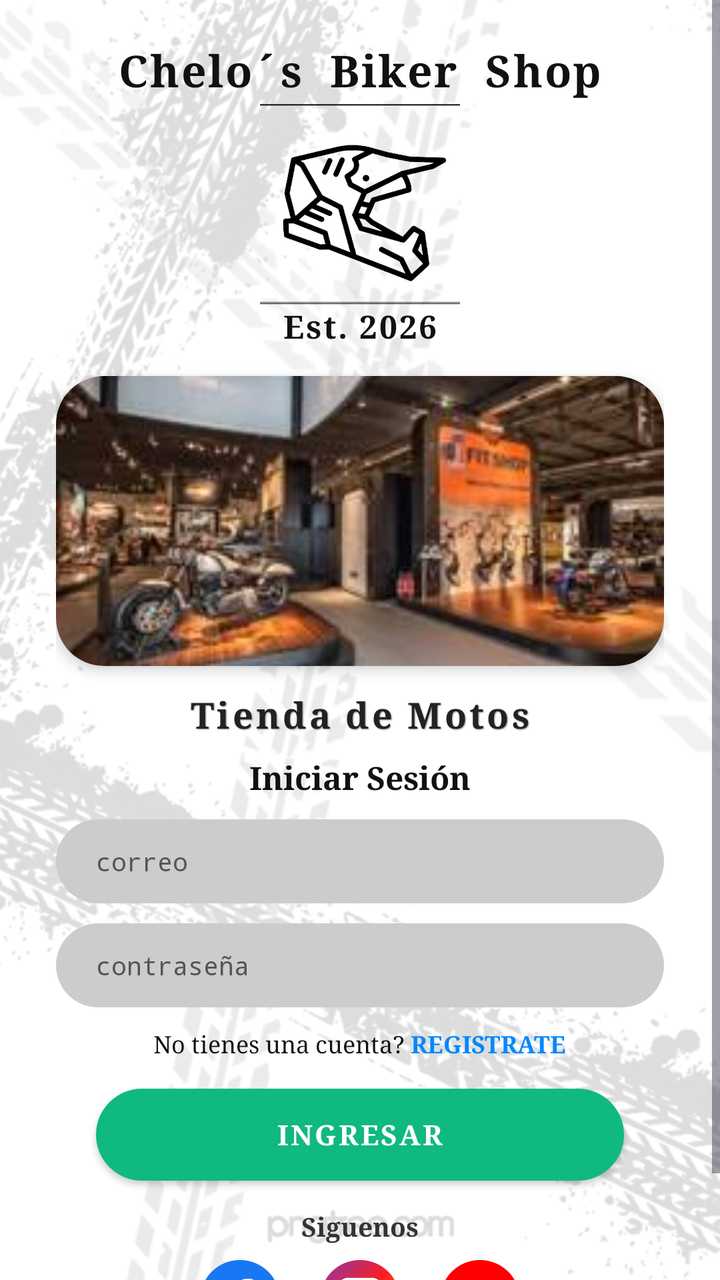
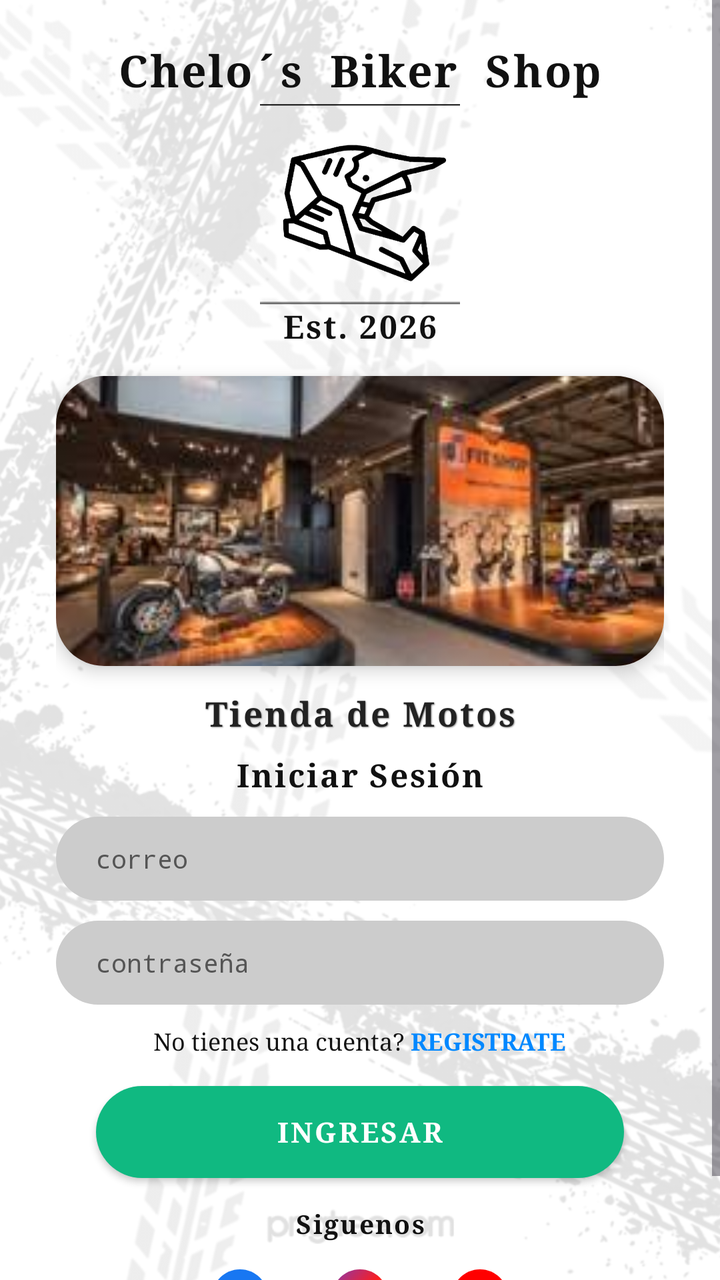

Compare the two renders of this Android layout. The source of the first and the diff that turns it into the second are given below.
<!-- AndroidManifest.xml: application theme Theme.MiAPPBiker -->
<!-- res/layout/activity_main.xml -->
<?xml version="1.0" encoding="utf-8"?>
<FrameLayout xmlns:android="http://schemas.android.com/apk/res/android"
    xmlns:app="http://schemas.android.com/apk/res-auto"
    xmlns:tools="http://schemas.android.com/tools"
    android:id="@+id/main"
    android:layout_width="match_parent"
    android:layout_height="match_parent"
    android:background="#FFFFFF"
    tools:context=".MainActivity">

    
    <ImageView
        android:id="@+id/iv_bg_watermark"
        android:layout_width="match_parent"
        android:layout_height="match_parent"
        android:alpha="0.14"
        android:scaleType="centerCrop"
        android:src="@drawable/bg_tire_tracks"
        android:contentDescription="Fondo Huellas de Neumáticos" />

    <ScrollView
        android:layout_width="match_parent"
        android:layout_height="match_parent"
        android:fillViewport="true">

        <androidx.constraintlayout.widget.ConstraintLayout
            android:layout_width="match_parent"
            android:layout_height="wrap_content"
            android:paddingHorizontal="28dp"
            android:paddingTop="20dp"
            android:paddingBottom="28dp">

            
            <LinearLayout
                android:id="@+id/ll_logo_container"
                android:layout_width="wrap_content"
                android:layout_height="wrap_content"
                android:gravity="center"
                android:orientation="vertical"
                app:layout_constraintEnd_toEndOf="parent"
                app:layout_constraintStart_toStartOf="parent"
                app:layout_constraintTop_toTopOf="parent">

                <TextView
                    android:id="@+id/tv_brand_arch"
                    android:layout_width="wrap_content"
                    android:layout_height="wrap_content"
                    android:fontFamily="serif"
                    android:letterSpacing="0.04"
                    android:text="Chelo´s  Biker  Shop"
                    android:textColor="#111111"
                    android:textSize="22sp"
                    android:textStyle="bold" />

                <ImageView
                    android:id="@+id/iv_helmet_logo"
                    android:layout_width="100dp"
                    android:layout_height="100dp"
                    android:layout_marginTop="2dp"
                    android:adjustViewBounds="true"
                    android:contentDescription="Chelo Biker Shop Logo"
                    android:scaleType="fitCenter"
                    android:src="@drawable/ic_helmet_logo" />

                <TextView
                    android:id="@+id/tv_brand_est"
                    android:layout_width="wrap_content"
                    android:layout_height="wrap_content"
                    android:fontFamily="serif"
                    android:letterSpacing="0.06"
                    android:text="Est. 2026"
                    android:textColor="#111111"
                    android:textSize="16sp"
                    android:textStyle="bold" />
            </LinearLayout>

            
            <androidx.cardview.widget.CardView
                android:id="@+id/card_store_banner"
                android:layout_width="0dp"
                android:layout_height="145dp"
                android:layout_marginTop="14dp"
                app:cardCornerRadius="24dp"
                app:cardElevation="4dp"
                app:layout_constraintEnd_toEndOf="parent"
                app:layout_constraintStart_toStartOf="parent"
                app:layout_constraintTop_toBottomOf="@id/ll_logo_container">

                <ImageView
                    android:id="@+id/iv_store_banner"
                    android:layout_width="match_parent"
                    android:layout_height="match_parent"
                    android:contentDescription="Tienda de Motos"
                    android:scaleType="centerCrop"
                    android:src="@drawable/img_store_banner" />
            </androidx.cardview.widget.CardView>

            
            <TextView
                android:id="@+id/tv_store_subtitle"
                android:layout_width="wrap_content"
                android:layout_height="wrap_content"
                android:layout_marginTop="12dp"
                android:fontFamily="serif"
                android:letterSpacing="0.08"
                android:shadowColor="#888888"
                android:shadowDx="1"
                android:shadowDy="1"
                android:shadowRadius="1"
                android:text="Tienda de Motos"
                android:textColor="#222222"
                android:textSize="18sp"
                android:textStyle="bold"
                app:layout_constraintEnd_toEndOf="parent"
                app:layout_constraintStart_toStartOf="parent"
                app:layout_constraintTop_toBottomOf="@id/card_store_banner" />

            
            <TextView
                android:id="@+id/tv_login_title"
                android:layout_width="wrap_content"
                android:layout_height="wrap_content"
                android:layout_marginTop="8dp"
                android:fontFamily="serif"
                android:text="Iniciar Sesión"
                android:textColor="#111111"
                android:textSize="16sp"
                android:textStyle="bold"
                app:layout_constraintEnd_toEndOf="parent"
                app:layout_constraintStart_toStartOf="parent"
                app:layout_constraintTop_toBottomOf="@id/tv_store_subtitle" />

            
            <EditText
                android:id="@+id/et_email"
                android:layout_width="0dp"
                android:layout_height="42dp"
                android:layout_marginTop="10dp"
                android:background="@drawable/bg_input_pill"
                android:fontFamily="monospace"
                android:hint="correo"
                android:inputType="textEmailAddress"
                android:paddingHorizontal="20dp"
                android:textColor="#111111"
                android:textColorHint="#555555"
                android:textSize="13sp"
                app:layout_constraintEnd_toEndOf="parent"
                app:layout_constraintStart_toStartOf="parent"
                app:layout_constraintTop_toBottomOf="@id/tv_login_title" />

            
            <EditText
                android:id="@+id/et_password"
                android:layout_width="0dp"
                android:layout_height="42dp"
                android:layout_marginTop="10dp"
                android:background="@drawable/bg_input_pill"
                android:fontFamily="monospace"
                android:hint="contraseña"
                android:inputType="textPassword"
                android:paddingHorizontal="20dp"
                android:textColor="#111111"
                android:textColorHint="#555555"
                android:textSize="13sp"
                app:layout_constraintEnd_toEndOf="parent"
                app:layout_constraintStart_toStartOf="parent"
                app:layout_constraintTop_toBottomOf="@id/et_email" />

            
            <LinearLayout
                android:id="@+id/ll_register_link"
                android:layout_width="wrap_content"
                android:layout_height="wrap_content"
                android:layout_marginTop="10dp"
                android:clickable="true"
                android:focusable="true"
                android:orientation="horizontal"
                app:layout_constraintEnd_toEndOf="parent"
                app:layout_constraintStart_toStartOf="parent"
                app:layout_constraintTop_toBottomOf="@id/et_password">

                <TextView
                    android:layout_width="wrap_content"
                    android:layout_height="wrap_content"
                    android:fontFamily="serif"
                    android:text="No tienes una cuenta? "
                    android:textColor="#111111"
                    android:textSize="12sp" />

                <TextView
                    android:id="@+id/tv_register_btn"
                    android:layout_width="wrap_content"
                    android:layout_height="wrap_content"
                    android:clickable="false"
                    android:fontFamily="serif"
                    android:text="REGISTRATE"
                    android:textColor="#0088FF"
                    android:textSize="12sp"
                    android:textStyle="bold" />
            </LinearLayout>

            
            <androidx.appcompat.widget.AppCompatButton
                android:id="@+id/btn_login_arrow"
                android:layout_width="0dp"
                android:layout_height="46dp"
                android:layout_marginTop="14dp"
                android:layout_marginHorizontal="20dp"
                android:background="@drawable/bg_green_btn"
                android:clickable="true"
                android:elevation="4dp"
                android:focusable="true"
                android:fontFamily="serif"
                android:letterSpacing="0.08"
                android:text="INGRESAR"
                android:textColor="#FFFFFF"
                android:textSize="14sp"
                android:textStyle="bold"
                app:layout_constraintEnd_toEndOf="parent"
                app:layout_constraintStart_toStartOf="parent"
                app:layout_constraintTop_toBottomOf="@id/ll_register_link" />

            
            <TextView
                android:id="@+id/tv_siguenos"
                android:layout_width="wrap_content"
                android:layout_height="wrap_content"
                android:layout_marginTop="14dp"
                android:fontFamily="serif"
                android:text="Siguenos"
                android:textColor="#333333"
                android:textSize="13sp"
                android:textStyle="bold"
                app:layout_constraintEnd_toEndOf="parent"
                app:layout_constraintStart_toStartOf="parent"
                app:layout_constraintTop_toBottomOf="@id/btn_login_arrow" />

            
            <LinearLayout
                android:id="@+id/ll_social_icons"
                android:layout_width="wrap_content"
                android:layout_height="wrap_content"
                android:layout_marginTop="8dp"
                android:gravity="center"
                android:orientation="horizontal"
                app:layout_constraintEnd_toEndOf="parent"
                app:layout_constraintStart_toStartOf="parent"
                app:layout_constraintTop_toBottomOf="@id/tv_siguenos">

                
                <ImageView
                    android:id="@+id/btn_social_fb"
                    android:layout_width="40dp"
                    android:layout_height="40dp"
                    android:layout_marginHorizontal="10dp"
                    android:background="?attr/selectableItemBackgroundBorderless"
                    android:clickable="true"
                    android:contentDescription="Facebook"
                    android:focusable="true"
                    android:src="@drawable/ic_social_fb" />

                
                <ImageView
                    android:id="@+id/btn_social_ig"
                    android:layout_width="40dp"
                    android:layout_height="40dp"
                    android:layout_marginHorizontal="10dp"
                    android:background="?attr/selectableItemBackgroundBorderless"
                    android:clickable="true"
                    android:contentDescription="Instagram"
                    android:focusable="true"
                    android:src="@drawable/ic_social_ig" />

                
                <ImageView
                    android:id="@+id/btn_social_yt"
                    android:layout_width="40dp"
                    android:layout_height="40dp"
                    android:layout_marginHorizontal="10dp"
                    android:background="?attr/selectableItemBackgroundBorderless"
                    android:clickable="true"
                    android:contentDescription="YouTube"
                    android:focusable="true"
                    android:src="@drawable/ic_social_yt" />
            </LinearLayout>

        </androidx.constraintlayout.widget.ConstraintLayout>
    </ScrollView>
</FrameLayout>
<!-- resources referenced by this layout -->
<resources>
  <style name="Theme.MiAPPBiker" parent="Base.Theme.MiAPPBiker" />
  <!-- unchanged entries left out for length: 9 -->
</resources>

<!-- the commit's change to res/layout/activity_main.xml (unified diff, before → after) -->
@@ -5,18 +5,13 @@
     android:id="@+id/main"
     android:layout_width="match_parent"
     android:layout_height="match_parent"
-    android:background="#FFFFFF"
+    android:background="@color/white"
     tools:context=".MainActivity">
 
     
     <ImageView
         android:id="@+id/iv_bg_watermark"
-        android:layout_width="match_parent"
-        android:layout_height="match_parent"
-        android:alpha="0.14"
-        android:scaleType="centerCrop"
-        android:src="@drawable/bg_tire_tracks"
-        android:contentDescription="Fondo Huellas de Neumáticos" />
+        style="@style/MarcaAguaFondo" />
 
     <ScrollView
         android:layout_width="match_parent"
@@ -43,14 +38,10 @@
 
                 <TextView
                     android:id="@+id/tv_brand_arch"
-                    android:layout_width="wrap_content"
-                    android:layout_height="wrap_content"
-                    android:fontFamily="serif"
-                    android:letterSpacing="0.04"
-                    android:text="Chelo´s  Biker  Shop"
-                    android:textColor="#111111"
-                    android:textSize="22sp"
-                    android:textStyle="bold" />
+                    style="@style/TextoTituloGrande"
+                    android:layout_width="wrap_content"
+                    android:layout_height="wrap_content"
+                    android:text="Chelo´s  Biker  Shop" />
 
                 <ImageView
                     android:id="@+id/iv_helmet_logo"
@@ -64,24 +55,20 @@
 
                 <TextView
                     android:id="@+id/tv_brand_est"
-                    android:layout_width="wrap_content"
-                    android:layout_height="wrap_content"
-                    android:fontFamily="serif"
-                    android:letterSpacing="0.06"
+                    style="@style/TextoTituloVintage"
+                    android:layout_width="wrap_content"
+                    android:layout_height="wrap_content"
                     android:text="Est. 2026"
-                    android:textColor="#111111"
-                    android:textSize="16sp"
-                    android:textStyle="bold" />
+                    android:textSize="16sp" />
             </LinearLayout>
 
             
             <androidx.cardview.widget.CardView
                 android:id="@+id/card_store_banner"
+                style="@style/TarjetaElevada"
                 android:layout_width="0dp"
                 android:layout_height="145dp"
                 android:layout_marginTop="14dp"
-                app:cardCornerRadius="24dp"
-                app:cardElevation="4dp"
                 app:layout_constraintEnd_toEndOf="parent"
                 app:layout_constraintStart_toStartOf="parent"
                 app:layout_constraintTop_toBottomOf="@id/ll_logo_container">
@@ -98,19 +85,11 @@
             
             <TextView
                 android:id="@+id/tv_store_subtitle"
+                style="@style/TextoSubtituloVintage"
                 android:layout_width="wrap_content"
                 android:layout_height="wrap_content"
                 android:layout_marginTop="12dp"
-                android:fontFamily="serif"
-                android:letterSpacing="0.08"
-                android:shadowColor="#888888"
-                android:shadowDx="1"
-                android:shadowDy="1"
-                android:shadowRadius="1"
                 android:text="Tienda de Motos"
-                android:textColor="#222222"
-                android:textSize="18sp"
-                android:textStyle="bold"
                 app:layout_constraintEnd_toEndOf="parent"
                 app:layout_constraintStart_toStartOf="parent"
                 app:layout_constraintTop_toBottomOf="@id/card_store_banner" />
@@ -118,14 +97,12 @@
             
             <TextView
                 android:id="@+id/tv_login_title"
+                style="@style/TextoEncabezadoSeccion"
                 android:layout_width="wrap_content"
                 android:layout_height="wrap_content"
                 android:layout_marginTop="8dp"
-                android:fontFamily="serif"
                 android:text="Iniciar Sesión"
-                android:textColor="#111111"
                 android:textSize="16sp"
-                android:textStyle="bold"
                 app:layout_constraintEnd_toEndOf="parent"
                 app:layout_constraintStart_toStartOf="parent"
                 app:layout_constraintTop_toBottomOf="@id/tv_store_subtitle" />
@@ -133,17 +110,11 @@
             
             <EditText
                 android:id="@+id/et_email"
-                android:layout_width="0dp"
-                android:layout_height="42dp"
+                style="@style/CampoTextoPill"
+                android:layout_width="0dp"
                 android:layout_marginTop="10dp"
-                android:background="@drawable/bg_input_pill"
-                android:fontFamily="monospace"
                 android:hint="correo"
                 android:inputType="textEmailAddress"
-                android:paddingHorizontal="20dp"
-                android:textColor="#111111"
-                android:textColorHint="#555555"
-                android:textSize="13sp"
                 app:layout_constraintEnd_toEndOf="parent"
                 app:layout_constraintStart_toStartOf="parent"
                 app:layout_constraintTop_toBottomOf="@id/tv_login_title" />
@@ -151,17 +122,11 @@
             
             <EditText
                 android:id="@+id/et_password"
-                android:layout_width="0dp"
-                android:layout_height="42dp"
+                style="@style/CampoTextoPill"
+                android:layout_width="0dp"
                 android:layout_marginTop="10dp"
-                android:background="@drawable/bg_input_pill"
-                android:fontFamily="monospace"
                 android:hint="contraseña"
                 android:inputType="textPassword"
-                android:paddingHorizontal="20dp"
-                android:textColor="#111111"
-                android:textColorHint="#555555"
-                android:textSize="13sp"
                 app:layout_constraintEnd_toEndOf="parent"
                 app:layout_constraintStart_toStartOf="parent"
                 app:layout_constraintTop_toBottomOf="@id/et_email" />
@@ -184,38 +149,25 @@
                     android:layout_height="wrap_content"
                     android:fontFamily="serif"
                     android:text="No tienes una cuenta? "
-                    android:textColor="#111111"
+                    android:textColor="@color/biker_black"
                     android:textSize="12sp" />
 
                 <TextView
                     android:id="@+id/tv_register_btn"
-                    android:layout_width="wrap_content"
-                    android:layout_height="wrap_content"
-                    android:clickable="false"
-                    android:fontFamily="serif"
-                    android:text="REGISTRATE"
-                    android:textColor="#0088FF"
-                    android:textSize="12sp"
-                    android:textStyle="bold" />
+                    style="@style/TextoEnlaceAzul"
+                    android:layout_width="wrap_content"
+                    android:layout_height="wrap_content"
+                    android:text="REGISTRATE" />
             </LinearLayout>
 
             
             <androidx.appcompat.widget.AppCompatButton
                 android:id="@+id/btn_login_arrow"
-                android:layout_width="0dp"
-                android:layout_height="46dp"
+                style="@style/BotonPrimarioVerde"
+                android:layout_width="0dp"
                 android:layout_marginTop="14dp"
                 android:layout_marginHorizontal="20dp"
-                android:background="@drawable/bg_green_btn"
-                android:clickable="true"
-                android:elevation="4dp"
-                android:focusable="true"
-                android:fontFamily="serif"
-                android:letterSpacing="0.08"
                 android:text="INGRESAR"
-                android:textColor="#FFFFFF"
-                android:textSize="14sp"
-                android:textStyle="bold"
                 app:layout_constraintEnd_toEndOf="parent"
                 app:layout_constraintStart_toStartOf="parent"
                 app:layout_constraintTop_toBottomOf="@id/ll_register_link" />
@@ -223,14 +175,12 @@
             
             <TextView
                 android:id="@+id/tv_siguenos"
+                style="@style/TextoEncabezadoSeccion"
                 android:layout_width="wrap_content"
                 android:layout_height="wrap_content"
                 android:layout_marginTop="14dp"
-                android:fontFamily="serif"
                 android:text="Siguenos"
-                android:textColor="#333333"
                 android:textSize="13sp"
-                android:textStyle="bold"
                 app:layout_constraintEnd_toEndOf="parent"
                 app:layout_constraintStart_toStartOf="parent"
                 app:layout_constraintTop_toBottomOf="@id/btn_login_arrow" />
@@ -250,37 +200,31 @@
                 
                 <ImageView
                     android:id="@+id/btn_social_fb"
+                    style="@style/BotonIconoNav"
                     android:layout_width="40dp"
                     android:layout_height="40dp"
                     android:layout_marginHorizontal="10dp"
-                    android:background="?attr/selectableItemBackgroundBorderless"
-                    android:clickable="true"
                     android:contentDescription="Facebook"
-                    android:focusable="true"
                     android:src="@drawable/ic_social_fb" />
 
                 
                 <ImageView
                     android:id="@+id/btn_social_ig"
+                    style="@style/BotonIconoNav"
                     android:layout_width="40dp"
                     android:layout_height="40dp"
                     android:layout_marginHorizontal="10dp"
-                    android:background="?attr/selectableItemBackgroundBorderless"
-                    android:clickable="true"
                     android:contentDescription="Instagram"
-                    android:focusable="true"
                     android:src="@drawable/ic_social_ig" />
 
                 
                 <ImageView
                     android:id="@+id/btn_social_yt"
+                    style="@style/BotonIconoNav"
                     android:layout_width="40dp"
                     android:layout_height="40dp"
                     android:layout_marginHorizontal="10dp"
-                    android:background="?attr/selectableItemBackgroundBorderless"
-                    android:clickable="true"
                     android:contentDescription="YouTube"
-                    android:focusable="true"
                     android:src="@drawable/ic_social_yt" />
             </LinearLayout>
 
<!-- resource entries referenced after the edit -->
@@ -1,6 +1,87 @@
 <!-- resources referenced by this layout -->
 <resources>
+  <color name="biker_black">#111111</color>
+  <color name="white">#FFFFFFFF</color>
+  <style name="BotonIconoNav">
+          <item name="android:layout_width">38dp</item>
+          <item name="android:layout_height">38dp</item>
+          <item name="android:background">?attr/selectableItemBackgroundBorderless</item>
+          <item name="android:clickable">true</item>
+          <item name="android:focusable">true</item>
+          <item name="android:padding">6dp</item>
+      </style>
+  <style name="BotonPrimarioVerde" parent="Widget.AppCompat.Button">
+          <item name="android:layout_width">match_parent</item>
+          <item name="android:layout_height">46dp</item>
+          <item name="android:background">@drawable/bg_green_btn</item>
+          <item name="android:fontFamily">serif</item>
+          <item name="android:textColor">@color/white</item>
+          <item name="android:textSize">14sp</item>
+          <item name="android:textStyle">bold</item>
+          <item name="android:letterSpacing">0.08</item>
+          <item name="android:elevation">4dp</item>
+      </style>
+  <style name="CampoTextoPill">
+          <item name="android:layout_width">match_parent</item>
+          <item name="android:layout_height">42dp</item>
+          <item name="android:background">@drawable/bg_input_pill</item>
+          <item name="android:fontFamily">monospace</item>
+          <item name="android:paddingHorizontal">20dp</item>
+          <item name="android:textColor">@color/biker_black</item>
+          <item name="android:textColorHint">@color/biker_gray_hint</item>
+          <item name="android:textSize">13sp</item>
+      </style>
+  <style name="MarcaAguaFondo">
+          <item name="android:layout_width">match_parent</item>
+          <item name="android:layout_height">match_parent</item>
+          <item name="android:scaleType">centerCrop</item>
+          <item name="android:alpha">0.12</item>
+          <item name="android:src">@drawable/bg_tire_tracks</item>
+          <item name="android:contentDescription">@null</item>
+      </style>
+  <style name="TarjetaElevada">
+          <item name="cardCornerRadius">24dp</item>
+          <item name="cardElevation">5dp</item>
+          <item name="cardBackgroundColor">@color/white</item>
+      </style>
+  <style name="TextoEncabezadoSeccion">
+          <item name="android:fontFamily">serif</item>
+          <item name="android:textColor">@color/biker_black</item>
+          <item name="android:textSize">13.5sp</item>
+          <item name="android:textStyle">bold</item>
+          <item name="android:letterSpacing">0.06</item>
+      </style>
+  <style name="TextoEnlaceAzul">
+          <item name="android:fontFamily">serif</item>
+          <item name="android:textColor">@color/biker_blue_link</item>
+          <item name="android:textSize">12sp</item>
+          <item name="android:textStyle">bold</item>
+      </style>
+  <style name="TextoSubtituloVintage">
+          <item name="android:fontFamily">serif</item>
+          <item name="android:textColor">#222222</item>
+          <item name="android:textSize">17sp</item>
+          <item name="android:textStyle">bold</item>
+          <item name="android:letterSpacing">0.06</item>
+          <item name="android:shadowColor">#888888</item>
+          <item name="android:shadowDx">1</item>
+          <item name="android:shadowDy">1</item>
+          <item name="android:shadowRadius">1</item>
+      </style>
+  <style name="TextoTituloGrande" parent="TextoTituloVintage">
+          <item name="android:textSize">22sp</item>
+          <item name="android:letterSpacing">0.04</item>
+      </style>
+  <style name="TextoTituloVintage">
+          <item name="android:fontFamily">serif</item>
+          <item name="android:textColor">@color/biker_black</item>
+          <item name="android:textSize">20sp</item>
+          <item name="android:textStyle">bold</item>
+          <item name="android:letterSpacing">0.06</item>
+      </style>
   <style name="Theme.MiAPPBiker" parent="Base.Theme.MiAPPBiker" />
+  <color name="biker_gray_hint">#555555</color>
+  <color name="biker_blue_link">#0088FF</color>
   <!-- unchanged entries left out for length: 9 -->
 </resources>
 
